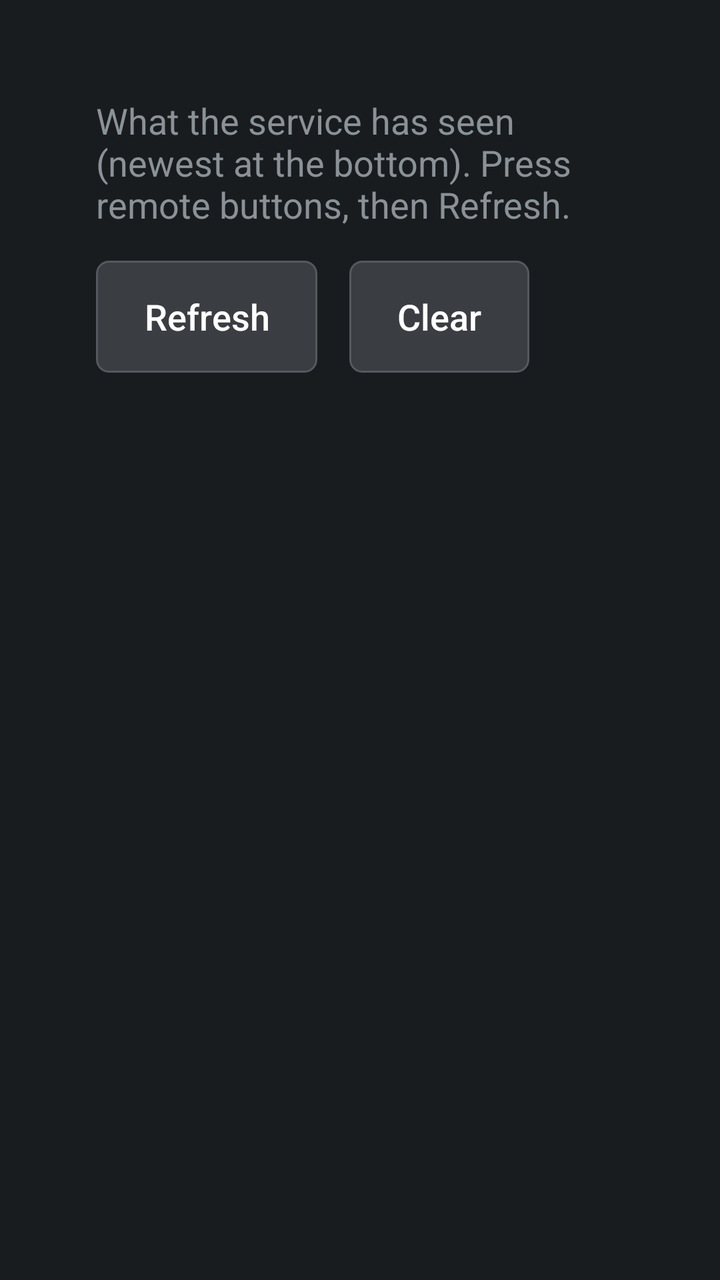
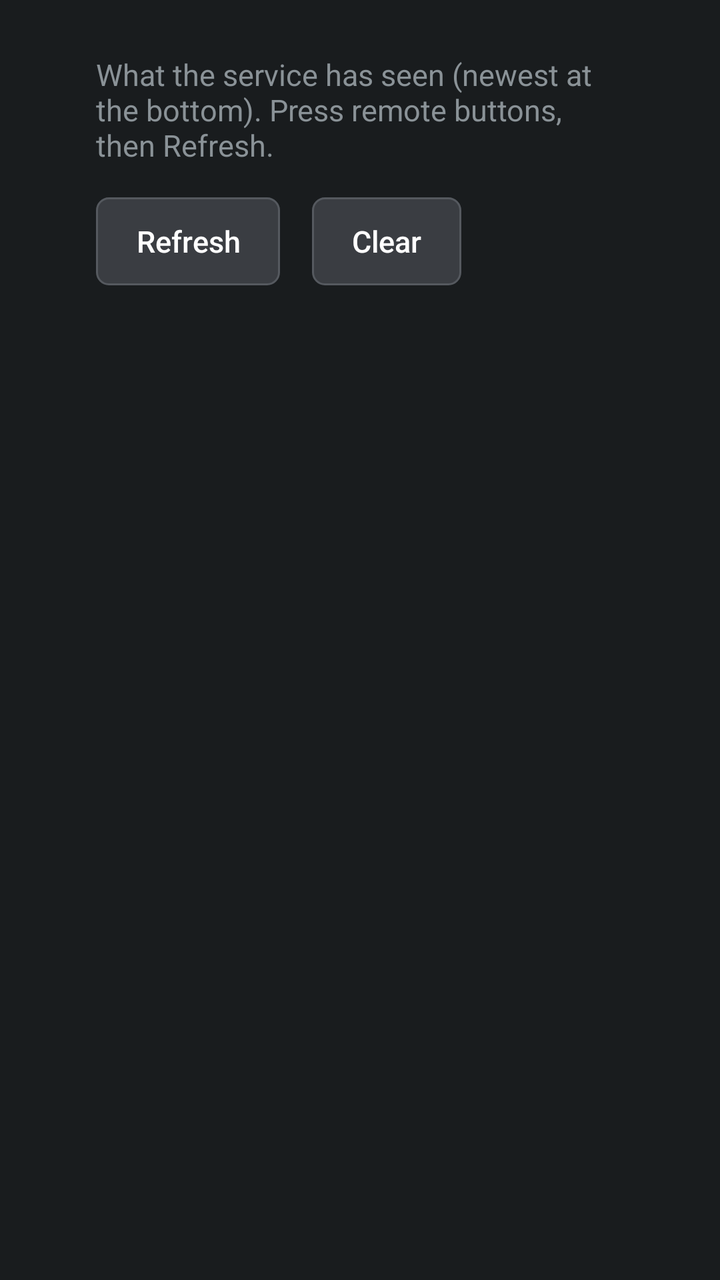

The first picture is an Android layout as it rendered before a commit; the second is the same layout after the commit. The layout source and the unified diff follow.
<!-- AndroidManifest.xml: application theme AppTheme -->
<!-- res/layout/activity_diagnostics.xml -->
<?xml version="1.0" encoding="utf-8"?>
<LinearLayout xmlns:android="http://schemas.android.com/apk/res/android"
    android:layout_width="match_parent"
    android:layout_height="match_parent"
    android:clipChildren="false"
    android:orientation="vertical"
    android:padding="48dp">

    <TextView
        android:layout_width="match_parent"
        android:layout_height="wrap_content"
        android:text="What the service has seen (newest at the bottom). Press remote buttons, then Refresh."
        android:textSize="18sp" />

    <LinearLayout
        android:layout_width="wrap_content"
        android:layout_height="wrap_content"
        android:clipChildren="false"
        android:layout_marginTop="8dp"
        android:orientation="horizontal">

        <Button
            android:id="@+id/refresh_button"
            android:layout_width="wrap_content"
            android:layout_height="wrap_content"
            android:layout_marginEnd="16dp"
            android:layout_marginTop="8dp"
            android:text="Refresh" />

        <Button
            android:id="@+id/clear_button"
            android:layout_width="wrap_content"
            android:layout_height="wrap_content"
            android:layout_marginEnd="16dp"
            android:layout_marginTop="8dp"
            android:text="Clear" />
    </LinearLayout>

    <ScrollView
        android:id="@+id/log_scroll"
        android:layout_width="match_parent"
        android:layout_height="0dp"
        android:clipChildren="false"
        android:layout_marginTop="8dp"
        android:layout_weight="1"
        android:focusable="true">

        <TextView
            android:id="@+id/log"
            android:layout_width="match_parent"
            android:layout_height="wrap_content"
            android:fontFamily="monospace"
            android:textSize="14sp" />
    </ScrollView>
</LinearLayout>
<!-- resources referenced by this layout -->
<resources>
  <style name="AppTheme" parent="@android:style/Theme.DeviceDefault">
          <item name="android:buttonStyle">@style/RemoteButton</item>
          <item name="android:listViewStyle">@style/RemoteList</item>
      </style>
  <style name="RemoteButton" parent="@android:style/Widget.DeviceDefault.Button">
          <item name="android:background">@drawable/button_bg</item>
          <item name="android:textColor">@color/text_primary</item>
          <item name="android:textSize">18sp</item>
          <item name="android:textAllCaps">false</item>
          <item name="android:minHeight">56dp</item>
          <item name="android:paddingStart">24dp</item>
          <item name="android:paddingEnd">24dp</item>
          <item name="android:stateListAnimator">@animator/focus_scale</item>
      </style>
  <style name="RemoteList" parent="@android:style/Widget.DeviceDefault.ListView">
          <item name="android:listSelector">@drawable/list_selector</item>
          <item name="android:drawSelectorOnTop">false</item>
          <item name="android:divider">@android:color/transparent</item>
          <item name="android:dividerHeight">6dp</item>
          <item name="android:padding">6dp</item>
          <item name="android:clipToPadding">false</item>
      </style>
  <!-- drawable button_bg (drawable) -->
  <?xml version="1.0" encoding="utf-8"?>
  <selector xmlns:android="http://schemas.android.com/apk/res/android">
      <item android:state_pressed="true">
          <shape android:shape="rectangle">
              <corners android:radius="6dp" />
              <solid android:color="@color/pressed_fill" />
              <stroke android:width="4dp" android:color="@color/focus_edge" />
          </shape>
      </item>
      <item android:state_focused="true">
          <shape android:shape="rectangle">
              <corners android:radius="6dp" />
              <solid android:color="@color/focus_fill" />
              <stroke android:width="4dp" android:color="@color/focus_edge" />
          </shape>
      </item>
      <item>
          <shape android:shape="rectangle">
              <corners android:radius="6dp" />
              <solid android:color="@color/button_fill" />
              <stroke android:width="1dp" android:color="@color/button_edge" />
          </shape>
      </item>
  </selector>
  <color name="text_primary">#FFFFFF</color>
  <!-- drawable list_selector (drawable) -->
  <?xml version="1.0" encoding="utf-8"?>
  <selector xmlns:android="http://schemas.android.com/apk/res/android">
      <item android:state_pressed="true">
          <shape android:shape="rectangle">
              <corners android:radius="6dp" />
              <solid android:color="@color/pressed_fill" />
              <stroke android:width="4dp" android:color="@color/focus_edge" />
          </shape>
      </item>
      <item android:state_focused="true">
          <shape android:shape="rectangle">
              <corners android:radius="6dp" />
              <solid android:color="@color/focus_fill" />
              <stroke android:width="4dp" android:color="@color/focus_edge" />
          </shape>
      </item>
      <item android:drawable="@android:color/transparent" />
  </selector>
  <color name="pressed_fill">#155BB5</color>
  <color name="focus_edge">#FFFFFF</color>
  <color name="focus_fill">#1E6FD9</color>
  <color name="button_fill">#3A3D42</color>
  <color name="button_edge">#55595F</color>
</resources>

<!-- the commit's change to res/layout/activity_diagnostics.xml (unified diff, before → after) -->
@@ -2,20 +2,21 @@
 <LinearLayout xmlns:android="http://schemas.android.com/apk/res/android"
     android:layout_width="match_parent"
     android:layout_height="match_parent"
-    android:clipChildren="false"
     android:orientation="vertical"
-    android:padding="48dp">
+    android:paddingStart="48dp"
+    android:paddingTop="27dp"
+    android:paddingEnd="48dp"
+    android:paddingBottom="27dp">
 
     <TextView
         android:layout_width="match_parent"
         android:layout_height="wrap_content"
         android:text="What the service has seen (newest at the bottom). Press remote buttons, then Refresh."
-        android:textSize="18sp" />
+        android:textSize="15sp" />
 
     <LinearLayout
         android:layout_width="wrap_content"
         android:layout_height="wrap_content"
-        android:clipChildren="false"
         android:layout_marginTop="8dp"
         android:orientation="horizontal">
 
@@ -40,7 +41,6 @@
         android:id="@+id/log_scroll"
         android:layout_width="match_parent"
         android:layout_height="0dp"
-        android:clipChildren="false"
         android:layout_marginTop="8dp"
         android:layout_weight="1"
         android:focusable="true">
@@ -50,6 +50,6 @@
             android:layout_width="match_parent"
             android:layout_height="wrap_content"
             android:fontFamily="monospace"
-            android:textSize="14sp" />
+            android:textSize="13sp" />
     </ScrollView>
 </LinearLayout>
<!-- resource entries referenced after the edit -->
@@ -1,26 +1,27 @@
 <!-- resources referenced by this layout -->
 <resources>
-  <style name="AppTheme" parent="@android:style/Theme.DeviceDefault">
+  <style name="AppTheme" parent="@android:style/Theme.DeviceDefault.NoActionBar">
           <item name="android:buttonStyle">@style/RemoteButton</item>
           <item name="android:listViewStyle">@style/RemoteList</item>
+          <item name="android:textAppearanceListItem">@android:style/TextAppearance.DeviceDefault.Medium</item>
+          <item name="android:listPreferredItemHeight">44dp</item>
       </style>
   <style name="RemoteButton" parent="@android:style/Widget.DeviceDefault.Button">
           <item name="android:background">@drawable/button_bg</item>
           <item name="android:textColor">@color/text_primary</item>
-          <item name="android:textSize">18sp</item>
+          <item name="android:textSize">15sp</item>
           <item name="android:textAllCaps">false</item>
-          <item name="android:minHeight">56dp</item>
-          <item name="android:paddingStart">24dp</item>
-          <item name="android:paddingEnd">24dp</item>
-          <item name="android:stateListAnimator">@animator/focus_scale</item>
+          <item name="android:minHeight">44dp</item>
+          <item name="android:minWidth">0dp</item>
+          <item name="android:paddingStart">20dp</item>
+          <item name="android:paddingEnd">20dp</item>
+          <item name="android:stateListAnimator">@null</item>
       </style>
   <style name="RemoteList" parent="@android:style/Widget.DeviceDefault.ListView">
           <item name="android:listSelector">@drawable/list_selector</item>
           <item name="android:drawSelectorOnTop">false</item>
           <item name="android:divider">@android:color/transparent</item>
-          <item name="android:dividerHeight">6dp</item>
-          <item name="android:padding">6dp</item>
-          <item name="android:clipToPadding">false</item>
+          <item name="android:dividerHeight">4dp</item>
       </style>
   <!-- drawable button_bg (drawable) -->
   <?xml version="1.0" encoding="utf-8"?>
